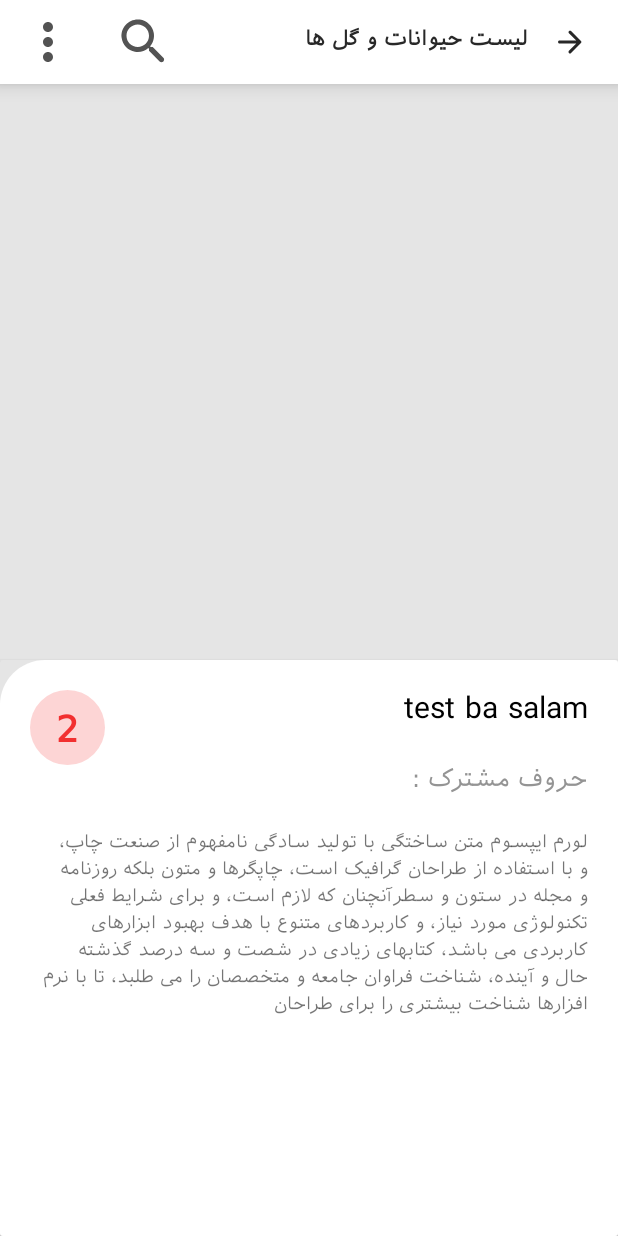
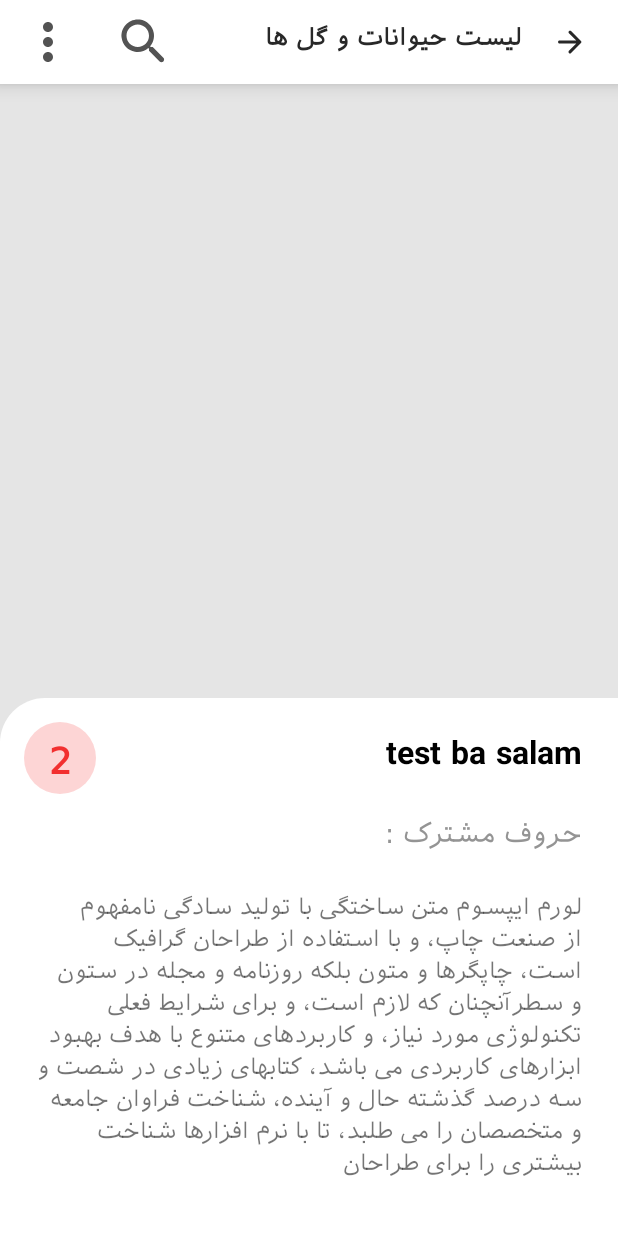
Before and after one commit to erfanmhat/test_ba_salam, an Android app: the fragment AnimalAndFlowerInfoFragment placed in its activity, on a phone screen of 412 x 824 dp. Run offline under Robolectric (Android 15) with nearby library versions, the phone set to English and light mode, and no system bars; our stand-ins replace Dagger/Hilt's generated code; network calls fail; pictures from the network do not load; 8 statements that could not run were skipped.

Commit message:
convert layouts to ConstraintLayout and some resizing

```diff
--- a/app/src/main/res/layout/activity_main.xml
+++ b/app/src/main/res/layout/activity_main.xml
@@ -10,13 +10,15 @@
 
     <androidx.appcompat.widget.Toolbar
         android:id="@+id/toolbar"
-        android:layout_width="match_parent"
+        android:layout_width="0dp"
         android:layout_height="?attr/actionBarSize"
         android:background="@color/colorPrimary"
         android:elevation="8dp"
         android:theme="@style/ThemeOverlay.AppCompat.ActionBar"
         app:contentInsetStart="0dp"
         app:contentInsetStartWithNavigation="0dp"
+        app:layout_constraintLeft_toLeftOf="parent"
+        app:layout_constraintRight_toRightOf="parent"
         app:layout_constraintTop_toTopOf="parent"
         app:popupTheme="@style/ThemeOverlay.AppCompat.Light">
 
@@ -44,11 +46,11 @@
                 android:id="@+id/tvToolbarTitle"
                 android:layout_width="0dp"
                 android:layout_height="wrap_content"
-                android:layout_marginRight="12dp"
+                android:layout_marginRight="16dp"
                 android:fontFamily="@font/iranian_sans"
                 android:text="@string/toolbar_title"
                 android:textColor="@color/toolbar_back_and_text"
-                android:textSize="14sp"
+                android:textSize="16sp"
                 android:textStyle="bold"
                 app:layout_constraintBottom_toBottomOf="parent"
                 app:layout_constraintLeft_toRightOf="@id/icSearch"
@@ -58,12 +60,13 @@
             <androidx.appcompat.widget.SearchView
                 android:id="@+id/searchView"
                 android:layout_width="0dp"
+                android:layout_height="0dp"
                 android:visibility="gone"
-                app:queryHint="@string/search_animal_and_flower"
-                android:layout_height="match_parent"
+                app:layout_constraintBottom_toBottomOf="parent"
                 app:layout_constraintLeft_toLeftOf="parent"
                 app:layout_constraintRight_toLeftOf="@id/icBack"
-                app:layout_constraintTop_toTopOf="parent" />
+                app:layout_constraintTop_toTopOf="parent"
+                app:queryHint="@string/search_animal_and_flower" />
 
             <ImageView
                 android:id="@+id/icBack"
@@ -81,14 +84,15 @@
         </androidx.constraintlayout.widget.ConstraintLayout>
     </androidx.appcompat.widget.Toolbar>
 
-
     <androidx.fragment.app.FragmentContainerView
         android:id="@+id/nav_host_fragment"
         android:name="androidx.navigation.fragment.NavHostFragment"
-        android:layout_width="match_parent"
+        android:layout_width="0dp"
         android:layout_height="0dp"
         app:defaultNavHost="true"
         app:layout_constraintBottom_toBottomOf="parent"
+        app:layout_constraintLeft_toLeftOf="parent"
+        app:layout_constraintRight_toRightOf="parent"
         app:layout_constraintTop_toBottomOf="@id/toolbar"
         app:navGraph="@navigation/ba_salam_nav_graph" />
 </androidx.constraintlayout.widget.ConstraintLayout>
--- a/app/src/main/res/layout/fragment_animal_and_flower_info.xml
+++ b/app/src/main/res/layout/fragment_animal_and_flower_info.xml
@@ -6,54 +6,45 @@
     android:layout_height="match_parent"
     android:background="@color/background">
 
-    <LinearLayout
-        android:layout_width="match_parent"
-        android:layout_height="match_parent"
-        android:orientation="vertical">
-
-        <androidx.constraintlayout.widget.ConstraintLayout
-            android:layout_width="match_parent"
-            android:layout_height="0dp"
-            android:layout_weight="1"
-            app:layout_constraintTop_toTopOf="parent">
-
     <androidx.viewpager2.widget.ViewPager2
         android:id="@+id/vp2Images"
-                android:layout_width="match_parent"
-                android:layout_height="match_parent"
-                app:layout_constraintTop_toTopOf="parent" />
+        android:layout_width="0dp"
+        android:layout_height="0dp"
+        app:layout_constraintBottom_toTopOf="@id/constraintLayout"
+        app:layout_constraintLeft_toLeftOf="parent"
+        app:layout_constraintRight_toRightOf="parent"
+        app:layout_constraintTop_toTopOf="parent"
+        app:layout_constraintVertical_weight="8" />
 
     <com.google.android.material.tabs.TabLayout
         android:id="@+id/tabLayout"
-                android:layout_width="match_parent"
+        android:layout_width="wrap_content"
         android:layout_height="wrap_content"
-                android:layout_gravity="bottom"
         android:background="@android:color/transparent"
         app:layout_constraintBottom_toBottomOf="@id/vp2Images"
+        app:layout_constraintLeft_toLeftOf="parent"
+        app:layout_constraintRight_toRightOf="parent"
         app:tabBackground="@drawable/tab_selector"
         app:tabGravity="center"
         app:tabIndicatorHeight="0dp" />
-        </androidx.constraintlayout.widget.ConstraintLayout>
-
-        <androidx.cardview.widget.CardView
-            android:id="@+id/cvInfo"
-            android:layout_width="match_parent"
-            android:layout_height="0dp"
-            android:layout_weight="1"
-            android:backgroundTint="@color/background"
-            android:elevation="5dp"
-            app:layout_constraintBottom_toBottomOf="parent">
 
     <androidx.constraintlayout.widget.ConstraintLayout
-                android:layout_width="match_parent"
-                android:layout_height="match_parent"
+        android:id="@+id/constraintLayout"
+        android:layout_width="0dp"
+        android:layout_height="0dp"
         android:background="@drawable/info_fragment_card_view_background"
-                android:backgroundTint="@color/background_card_view">
+        android:backgroundTint="@color/background_card_view"
+        app:layout_constraintBottom_toBottomOf="parent"
+        app:layout_constraintLeft_toLeftOf="parent"
+        app:layout_constraintRight_toRightOf="parent"
+        app:layout_constraintTop_toBottomOf="@id/vp2Images"
+        app:layout_constraintVertical_weight="7">
 
         <androidx.constraintlayout.widget.ConstraintLayout
-                    android:layout_width="50dp"
-                    android:layout_height="50dp"
-                    android:layout_margin="20dp"
+            android:id="@+id/constraintLayout2"
+            android:layout_width="48dp"
+            android:layout_height="48dp"
+            android:layout_margin="16dp"
             android:background="@drawable/circle"
             android:backgroundTint="@color/circle_ring_color"
             app:layout_constraintLeft_toLeftOf="parent"
@@ -80,11 +71,12 @@
             android:id="@+id/tvAnimalAndFlowerName"
             android:layout_width="wrap_content"
             android:layout_height="wrap_content"
-                    android:layout_margin="20dp"
+            android:layout_margin="24dp"
             android:fontFamily="@font/iranian_sans"
             android:text="@string/app_name"
+            android:textStyle="bold"
             android:textColor="@color/main_text_color"
-                    android:textSize="20sp"
+            android:textSize="21sp"
             app:layout_constraintRight_toRightOf="parent"
             app:layout_constraintTop_toTopOf="parent" />
 
@@ -92,27 +84,26 @@
             android:id="@+id/tvCommonLetters"
             android:layout_width="wrap_content"
             android:layout_height="wrap_content"
-                    android:layout_margin="20dp"
-                    android:layout_marginRight="20dp"
+            android:layout_margin="24dp"
+            android:layout_marginRight="24dp"
             android:fontFamily="@font/iranian_sans"
             android:text="@string/app_name"
             android:textColor="@color/secondary_text_color"
-                    android:textSize="16sp"
+            android:textSize="18sp"
             app:layout_constraintRight_toRightOf="parent"
             app:layout_constraintTop_toBottomOf="@id/tvAnimalAndFlowerName" />
 
         <TextView
             android:id="@+id/tvLoremIpsum"
-                    android:layout_width="match_parent"
+            android:layout_width="0dp"
             android:layout_height="wrap_content"
-                    android:layout_margin="20dp"
+            android:layout_margin="24dp"
             android:fontFamily="@font/iranian_sans"
             android:lineSpacingExtra="4dp"
             android:text="@string/lorem_ipsum"
-                    android:textSize="12sp"
+            android:textSize="15sp"
+            app:layout_constraintLeft_toLeftOf="parent"
+            app:layout_constraintRight_toRightOf="parent"
             app:layout_constraintTop_toBottomOf="@id/tvCommonLetters" />
     </androidx.constraintlayout.widget.ConstraintLayout>
-        </androidx.cardview.widget.CardView>
-    </LinearLayout>
-
 </androidx.constraintlayout.widget.ConstraintLayout>
```
Also changed, not shown: app/src/main/res/layout/fragment_animal_and_flower_list.xml (+8 -4 lines), app/src/main/res/layout/fragment_animal_and_flower_search.xml (+6 -4 lines), app/src/main/res/layout/item_animal_and_flower_image.xml (+7 -3 lines), app/src/main/res/layout/item_animal_and_flower_row.xml (+40 -33 lines). Lines whose indentation alone changed are shown as unchanged.
